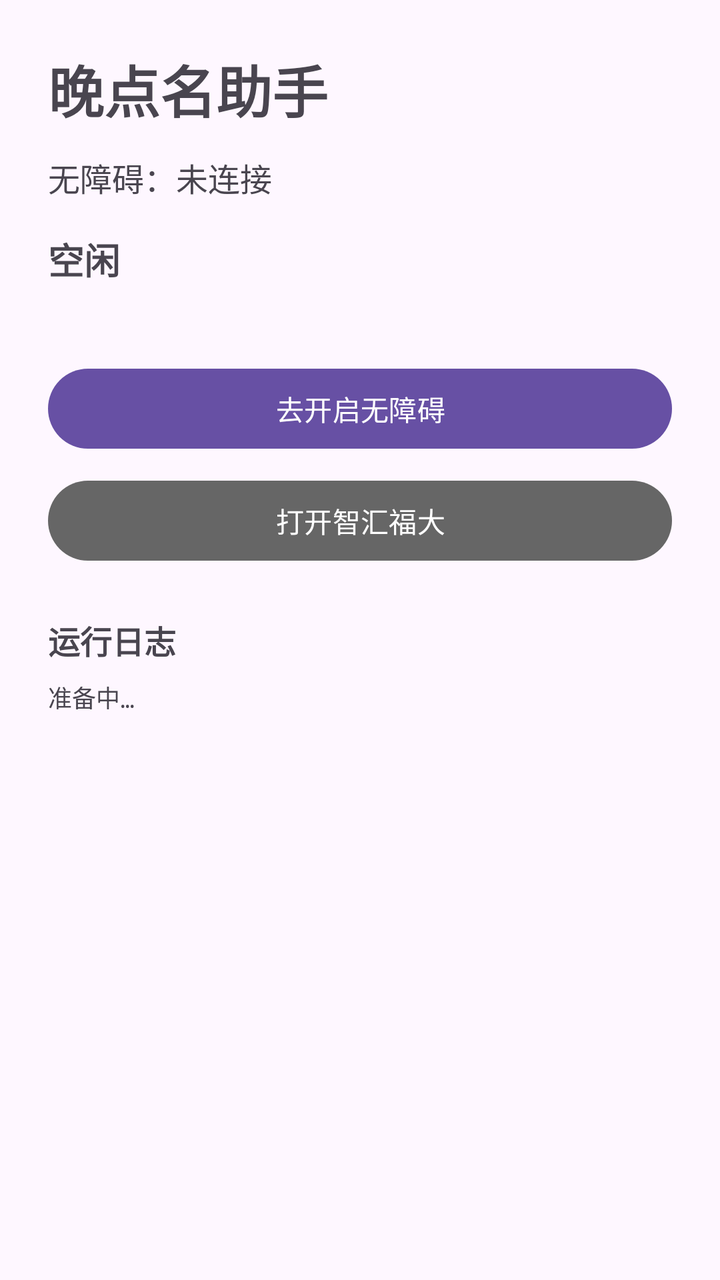
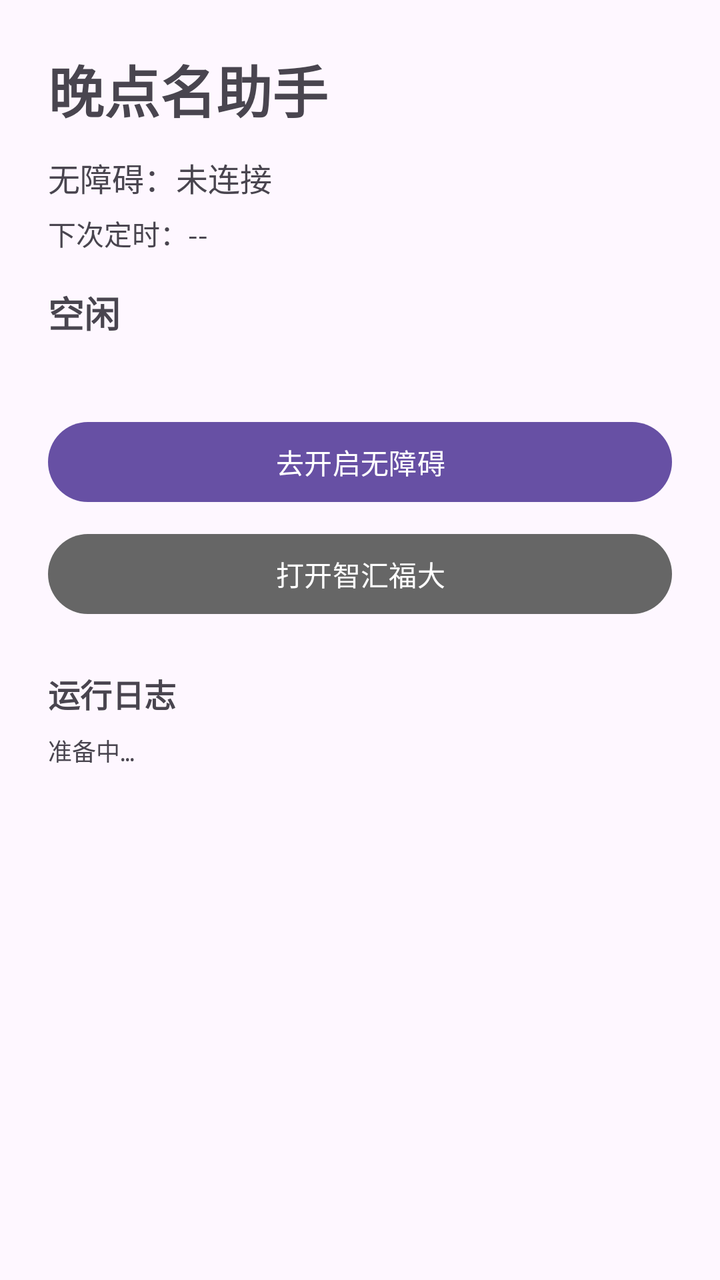

Compare the two renders of this Android layout. The source of the first and the diff that turns it into the second are given below.
<!-- AndroidManifest.xml: application theme Theme.RollCallHelper -->
<!-- res/layout/activity_main.xml -->
<?xml version="1.0" encoding="utf-8"?>
<ScrollView xmlns:android="http://schemas.android.com/apk/res/android"
    xmlns:app="http://schemas.android.com/apk/res-auto"
    android:layout_width="match_parent"
    android:layout_height="match_parent"
    android:fillViewport="true">

    <LinearLayout
        android:layout_width="match_parent"
        android:layout_height="wrap_content"
        android:orientation="vertical"
        android:padding="24dp">

        <TextView
            android:layout_width="match_parent"
            android:layout_height="wrap_content"
            android:text="@string/app_name"
            android:textSize="28sp"
            android:textStyle="bold" />

        <TextView
            android:id="@+id/serviceStatus"
            android:layout_width="match_parent"
            android:layout_height="wrap_content"
            android:layout_marginTop="12dp"
            android:text="@string/accessibility_status_disconnected"
            android:textSize="16sp" />

        <TextView
            android:id="@+id/runStatus"
            android:layout_width="match_parent"
            android:layout_height="wrap_content"
            android:layout_marginTop="16dp"
            android:minHeight="48dp"
            android:text="@string/idle"
            android:textSize="18sp"
            android:textStyle="bold" />

        <com.google.android.material.button.MaterialButton
            android:id="@+id/btnAccessibility"
            android:layout_width="match_parent"
            android:layout_height="wrap_content"
            android:layout_marginTop="16dp"
            android:text="@string/btn_open_accessibility" />

        <com.google.android.material.button.MaterialButton
            android:id="@+id/btnDryRun"
            android:layout_width="match_parent"
            android:layout_height="wrap_content"
            android:layout_marginTop="8dp"
            android:text="@string/btn_dry_run"
            android:visibility="gone" />

        <com.google.android.material.button.MaterialButton
            android:id="@+id/btnRealRun"
            android:layout_width="match_parent"
            android:layout_height="wrap_content"
            android:layout_marginTop="8dp"
            android:text="@string/btn_real_run"
            android:visibility="gone"
            app:backgroundTint="#B00020" />

        <com.google.android.material.button.MaterialButton
            android:id="@+id/btnOpenTarget"
            android:layout_width="match_parent"
            android:layout_height="wrap_content"
            android:layout_marginTop="8dp"
            android:text="@string/btn_open_target"
            app:backgroundTint="#666666" />

        <TextView
            android:layout_width="match_parent"
            android:layout_height="wrap_content"
            android:layout_marginTop="24dp"
            android:text="@string/logs_title"
            android:textSize="16sp"
            android:textStyle="bold" />

        <TextView
            android:id="@+id/log"
            android:layout_width="match_parent"
            android:layout_height="wrap_content"
            android:layout_marginTop="8dp"
            android:fontFamily="monospace"
            android:minHeight="160dp"
            android:text="@string/status_placeholder"
            android:textIsSelectable="true"
            android:textSize="12sp" />

    </LinearLayout>

</ScrollView>
<!-- resources referenced by this layout -->
<resources>
  <string name="accessibility_status_disconnected">无障碍：未连接</string>
  <string name="app_name">晚点名助手</string>
  <string name="btn_dry_run">开始演练（不点击签到）</string>
  <string name="btn_open_accessibility">去开启无障碍</string>
  <string name="btn_open_target">打开智汇福大</string>
  <string name="btn_real_run">真实签到（21:00 后）</string>
  <string name="idle">空闲</string>
  <string name="logs_title">运行日志</string>
  <string name="status_placeholder">准备中…</string>
  <style name="Theme.RollCallHelper" parent="Theme.Material3.DayNight.NoActionBar">
          <item name="android:statusBarColor">@android:color/transparent</item>
      </style>
</resources>

<!-- the commit's change to res/layout/activity_main.xml (unified diff, before → after) -->
@@ -27,6 +27,14 @@
             android:textSize="16sp" />
 
         <TextView
+            android:id="@+id/nextRun"
+            android:layout_width="match_parent"
+            android:layout_height="wrap_content"
+            android:layout_marginTop="6dp"
+            android:text="@string/next_run_placeholder"
+            android:textSize="14sp" />
+
+        <TextView
             android:id="@+id/runStatus"
             android:layout_width="match_parent"
             android:layout_height="wrap_content"
@@ -42,6 +50,24 @@
             android:layout_height="wrap_content"
             android:layout_marginTop="16dp"
             android:text="@string/btn_open_accessibility" />
+
+        <com.google.android.material.button.MaterialButton
+            android:id="@+id/btnExactAlarm"
+            android:layout_width="match_parent"
+            android:layout_height="wrap_content"
+            android:layout_marginTop="8dp"
+            android:text="@string/btn_exact_alarm"
+            android:visibility="gone"
+            app:backgroundTint="#666666" />
+
+        <com.google.android.material.button.MaterialButton
+            android:id="@+id/btnOverlay"
+            android:layout_width="match_parent"
+            android:layout_height="wrap_content"
+            android:layout_marginTop="8dp"
+            android:text="@string/btn_overlay"
+            android:visibility="gone"
+            app:backgroundTint="#666666" />
 
         <com.google.android.material.button.MaterialButton
             android:id="@+id/btnDryRun"
<!-- resource entries referenced after the edit -->
@@ -3,11 +3,14 @@
   <string name="accessibility_status_disconnected">无障碍：未连接</string>
   <string name="app_name">晚点名助手</string>
   <string name="btn_dry_run">开始演练（不点击签到）</string>
+  <string name="btn_exact_alarm">允许精确闹钟（定时更准）</string>
   <string name="btn_open_accessibility">去开启无障碍</string>
   <string name="btn_open_target">打开智汇福大</string>
+  <string name="btn_overlay">允许后台弹出界面（锁屏定时更可靠）</string>
   <string name="btn_real_run">真实签到（21:00 后）</string>
   <string name="idle">空闲</string>
   <string name="logs_title">运行日志</string>
+  <string name="next_run_placeholder">下次定时：--</string>
   <string name="status_placeholder">准备中…</string>
   <style name="Theme.RollCallHelper" parent="Theme.Material3.DayNight.NoActionBar">
           <item name="android:statusBarColor">@android:color/transparent</item>
